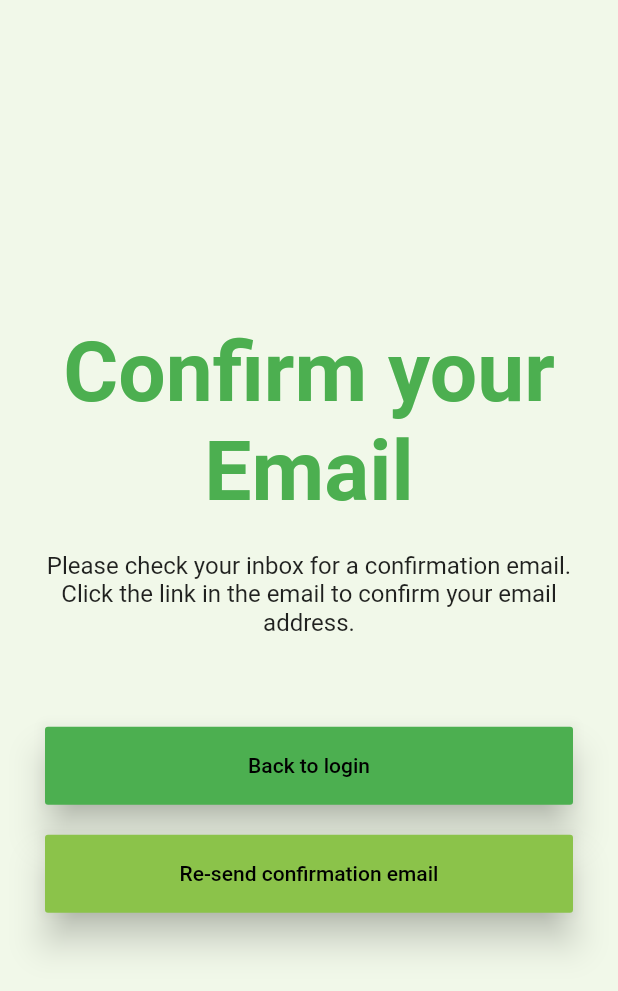
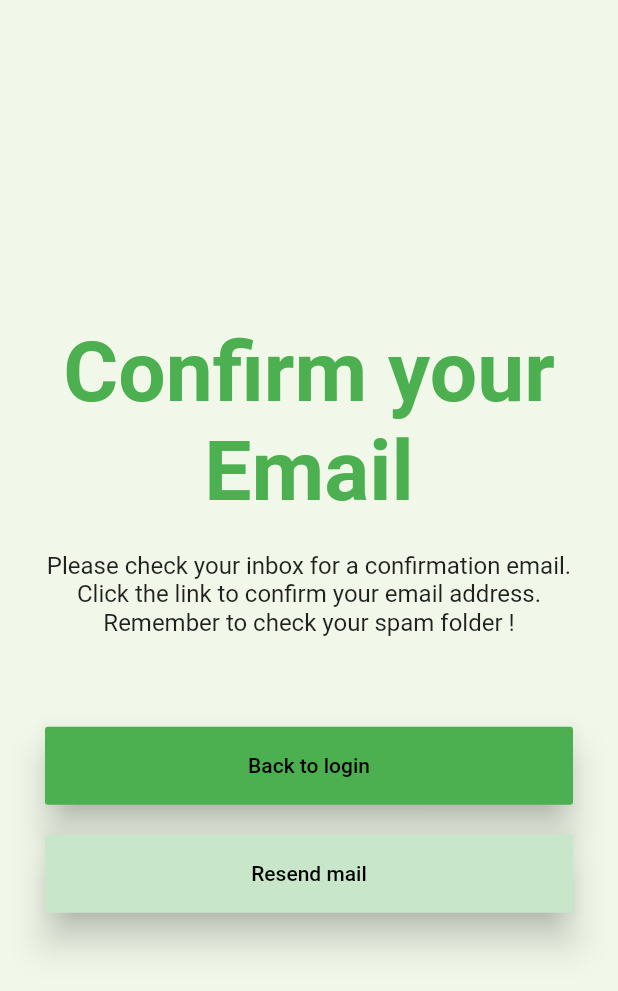
Before and after one commit to alvegs/kinder-manager, a Flutter app: the EmailConfirmationPage screen opened directly, on a phone screen of 412 x 824 dp. Shown: the top 991 px of the screen. Run offline on Flutter 3.47's test engine with Material 2 defaults, Android fonts, the phone set to English and light mode, and no system bars; our stand-ins replace cloud_firestore, firebase_auth, firebase_core, firebase_storage, image_picker; accounts and stored records are empty.

Commit message:
Added resend confirmation email button and implemented funtionality to the project

```diff
--- a/lib/application/sign_in/email_confirmation_page.dart
+++ b/lib/application/sign_in/email_confirmation_page.dart
@@ -1,7 +1,11 @@
 import 'package:flutter/material.dart';
 import 'package:kindermanager/application/sign_in/log_in_page.dart';
 import 'package:kindermanager/custom_widgets/custom_button.dart';
+import 'package:kindermanager/custom_widgets/show_alert_dialog.dart';
 import 'package:kindermanager/design_theme.dart';
+import 'package:provider/provider.dart';
+
+import '../../services/auth.dart';
 
 /// This page is for confirming your email address after signing up
 
@@ -10,6 +14,10 @@ class EmailConfirmationPage extends StatelessWidget {
 
   @override
   Widget build(BuildContext context) {
+    final auth = Provider.of<Auth>(
+      context,
+      listen: false,
+    );
     return Scaffold(
       backgroundColor: Colors.lightGreen[50],
       body: Padding(
@@ -34,7 +42,9 @@ class EmailConfirmationPage extends StatelessWidget {
             ),
             // information text
             const Text(
-              "Please check your inbox for a confirmation email. Click the link in the email to confirm your email address.",
+              "Please check your inbox for a confirmation email. Click the link "
+                  "to confirm your email address. "
+                  "Remember to check your spam folder !",
               textAlign: TextAlign.center,
               style: TextStyle(
                 fontSize: fontSizeSmall,
@@ -58,12 +68,20 @@ class EmailConfirmationPage extends StatelessWidget {
               height: heightMedium,
             ),
             CustomButton(
-              backgroundColor: Colors.lightGreen,
+              backgroundColor: Colors.green[100],
               height: 52,
-              onPressed: () {},
-              child: const Text(
-                "Re-send confirmation email",
-              ),
+              child: const Text("Resend mail"),
+              onPressed: () async {
+                final user = await auth.currentUser();
+                if (user != null && !user.emailVerified) {
+                  await user.sendEmailVerification();
+                  ShowAlertDialog(context,
+                    title: "Email" ,
+                    content: "We have sent a new verification mail to your email.",
+                    rightButtonText: "Ok",
+                    isDestructive: false,);
+                }
+              },
             ),
           ],
         ),
```
Also changed, not shown: lib/application/sign_in/email_log_in_form.dart (+8 -5 lines), lib/services/auth.dart (+15 -3 lines).
